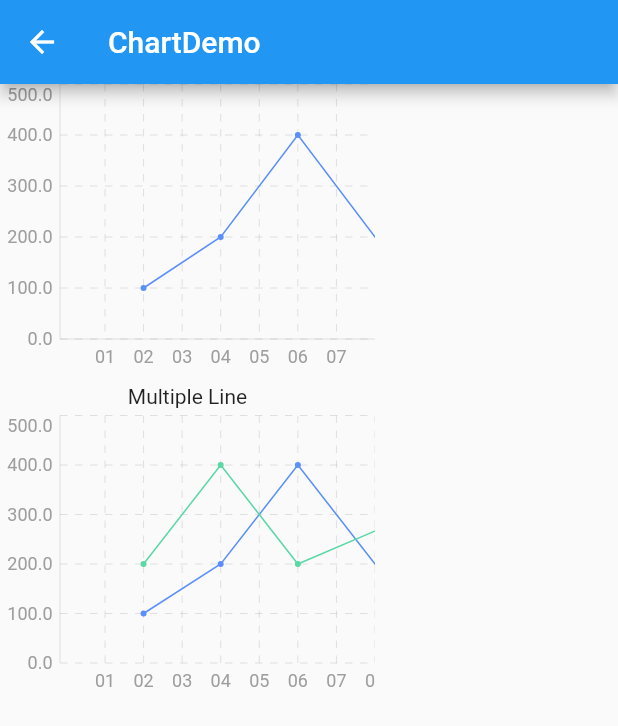
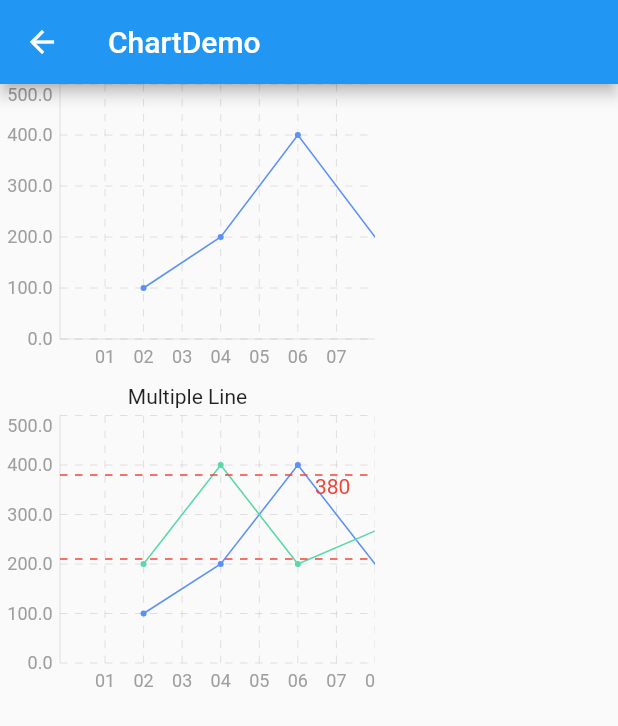
Before and after one commit to JDongKhan/flutter_chart, a Flutter app: the screen it shows after launch, after a tap on "Line", on a phone screen of 412 x 824 dp. Shown: the top 726 px of the screen. Run offline on Flutter 3.47's test engine with Material 2 defaults, Android fonts, the phone set to English and light mode, and no system bars.

Commit message:
支持标注能力

```diff
--- a/example/lib/page/line_demo_page.dart
+++ b/example/lib/page/line_demo_page.dart
@@ -50,6 +50,7 @@ class LineChartDemoPage extends StatelessWidget {
             child: ChartWidget(
               builder: (controller) => LineBarChartCoordinateRender(
                 zoom: true,
+                crossHair: const CrossHairStyle(adjustHorizontal: true, adjustVertical: true),
                 margin: const EdgeInsets.only(left: 40, top: 0, right: 0, bottom: 30),
                 //提示的文案信息
                 tooltipFormatter: (item) => TextSpan(
@@ -75,14 +76,20 @@ class LineChartDemoPage extends StatelessWidget {
             ),
           ),
           const Text('Multiple Line'),
-          Container(
+          SizedBox(
             // color: Colors.yellow,
             height: 200,
             width: 250,
             child: ChartWidget(
               builder: (controller) => LineBarChartCoordinateRender(
+                foregroundAnnotations: [
+                  LimitAnnotation(limit: 380),
+                  LimitAnnotation(limit: 210),
+                  LabelAnnotation(positions: [7, 380], text: '380'),
+                ],
                 margin: const EdgeInsets.only(left: 40, top: 5, right: 0, bottom: 30),
                 //提示的文案信息
+                crossHair: const CrossHairStyle(adjustHorizontal: true, adjustVertical: true),
                 tooltipFormatter: (item) => TextSpan(
                   text: '${item['value1']}',
                   style: const TextStyle(
--- a/lib/flutter_chart.dart
+++ b/lib/flutter_chart.dart
@@ -1,5 +1,10 @@
 library flutter_chart;
 
+export 'src/annotation/annotation.dart';
+export 'src/annotation/label_annotation.dart';
+export 'src/annotation/limit_annotation.dart';
+export 'src/base/chart_controller.dart';
+export 'src/base/chart_coordinate_render.dart';
 export 'src/line_bar/bar.dart';
 export 'src/line_bar/line.dart';
 export 'src/line_bar/line_bar_chart_coordinate_render.dart';
--- /dev/null
+++ b/lib/src/annotation/annotation.dart
@@ -0,0 +1,3 @@
+import '../../flutter_chart.dart';
+
+abstract class Annotation<T> extends ChartRender<T> {}
--- /dev/null
+++ b/lib/src/annotation/label_annotation.dart
@@ -0,0 +1,39 @@
+import 'package:flutter/material.dart';
+
+import '../../flutter_chart.dart';
+
+class LabelAnnotation<T> extends Annotation<T> {
+  final List<num> positions;
+  final TextStyle textStyle;
+  final String text;
+  LabelAnnotation({
+    required this.positions,
+    required this.text,
+    this.textStyle = const TextStyle(color: Colors.red),
+  });
+  @override
+  void draw() {
+    if (coordinateChart is LineBarChartCoordinateRender) {
+      LineBarChartCoordinateRender chart = coordinateChart as LineBarChartCoordinateRender;
+      num xPo = positions[0];
+      num yPo = positions[1];
+      double itemWidth = xPo * chart.xAxis.density!;
+      double itemHeight = yPo * chart.yAxis.density!;
+      Offset offset = Offset(chart.padding.left + itemWidth, chart.contentRect.bottom - itemHeight);
+
+      TextPainter textPainter = TextPainter(
+        textAlign: TextAlign.center,
+        text: TextSpan(
+          text: text,
+          style: textStyle,
+        ),
+        textDirection: TextDirection.ltr,
+      )
+        ..layout(
+          minWidth: 0,
+          maxWidth: chart.size.width,
+        )
+        ..paint(chart.canvas, offset);
+    }
+  }
+}
--- /dev/null
+++ b/lib/src/annotation/limit_annotation.dart
@@ -0,0 +1,40 @@
+import 'package:flutter/material.dart';
+
+import '../../flutter_chart.dart';
+import '../widget/dash_painter.dart';
+
+typedef AnnotationPosition<T> = num Function(T);
+
+class LimitAnnotation<T> extends Annotation<T> {
+  final num limit;
+  final DashPainter? dashPainter;
+  final Color color;
+  final double strokeWidth;
+  LimitAnnotation({
+    required this.limit,
+    this.dashPainter,
+    this.color = Colors.red,
+    this.strokeWidth = 1,
+  });
+  @override
+  void draw() {
+    if (coordinateChart is LineBarChartCoordinateRender) {
+      LineBarChartCoordinateRender chart = coordinateChart as LineBarChartCoordinateRender;
+      num po = limit;
+      double itemHeight = po * chart.yAxis.density!;
+      Offset start = Offset(chart.padding.left, chart.contentRect.bottom - itemHeight);
+      Offset end = Offset(chart.size.width - chart.padding.right, chart.contentRect.bottom - itemHeight);
+
+      Paint paint = Paint()
+        ..color = color
+        ..style = PaintingStyle.stroke
+        ..strokeWidth = strokeWidth;
+
+      Path path = Path()
+        ..moveTo(start.dx, start.dy)
+        ..lineTo(end.dx, end.dy);
+      DashPainter painter = dashPainter ?? const DashPainter(span: 5, step: 5);
+      painter.paint(chart.canvas, path, paint);
+    }
+  }
+}
--- a/lib/src/base/chart_coordinate_render.dart
+++ b/lib/src/base/chart_coordinate_render.dart
@@ -1,5 +1,6 @@
 import 'package:flutter/material.dart';
 
+import '../annotation/annotation.dart';
 import '../widget/chart_widget.dart';
 import 'chart_controller.dart';
 
@@ -25,17 +26,22 @@ class CrossHairStyle {
   final bool horizontalShow;
   final bool verticalShow;
   final double strokeWidth;
+  //自动调整水平方向位置
+  final bool adjustHorizontal;
+  //自动调整垂直方向位置
+  final bool adjustVertical;
   const CrossHairStyle({
     this.color = Colors.blue,
     this.horizontalShow = true,
     this.verticalShow = true,
     this.strokeWidth = 0.5,
+    this.adjustHorizontal = false,
+    this.adjustVertical = false,
   });
 }
 
 typedef ChartPosition<T> = num Function(T);
 typedef ChartTooltipFormatter<T> = InlineSpan Function(T);
-typedef AnnotationsCreater = void Function(ChartCoordinateRender render);
 
 //渲染器， 每次刷新会重新构造，切忌不要存放状态数据，数据都在controller里面
 abstract class ChartCoordinateRender<T> {
@@ -60,8 +66,8 @@ abstract class ChartCoordinateRender<T> {
   //十字准星样式
   final CrossHairStyle crossHair;
 
-  final List<AnnotationsCreater>? backgroundAnnotations;
-  final List<AnnotationsCreater>? foregroundAnnotations;
+  final List<Annotation>? backgroundAnnotations;
+  final List<Annotation>? foregroundAnnotations;
 
   ChartCoordinateRender({
     required this.margin,
@@ -76,7 +82,7 @@ abstract class ChartCoordinateRender<T> {
     this.backgroundAnnotations,
     this.foregroundAnnotations,
     this.crossHair = const CrossHairStyle(),
-  }) : content = EdgeInsets.fromLTRB(margin.left + padding.left, margin.top + padding.top, margin.right + padding.right, margin.bottom + padding.bottom);
+  }) : contentPadding = EdgeInsets.fromLTRB(margin.left + padding.left, margin.top + padding.top, margin.right + padding.right, margin.bottom + padding.bottom);
 
   //画布
   late Canvas canvas;
@@ -84,12 +90,13 @@ abstract class ChartCoordinateRender<T> {
   late Size size;
 
   //图形内容的边距信息
-  EdgeInsets content;
+  EdgeInsets contentPadding;
+  Rect get contentRect => Rect.fromLTRB(contentPadding.left, contentPadding.top, size.width - contentPadding.left, size.height - contentPadding.bottom);
 
   void init(Canvas canvas, Size size) {
     this.canvas = canvas;
     this.size = size;
-    chartRender.coordinateChart = this;
+    chartRender.init(this);
   }
 
   void scroll(Offset offset);
@@ -98,15 +105,14 @@ abstract class ChartCoordinateRender<T> {
 }
 
 abstract class ChartRender<T> {
-  final bool adjustHorizontal;
-  final bool adjustVertical;
-  ChartRender({
-    this.adjustHorizontal = false,
-    this.adjustVertical = false,
-  });
-
+  ChartRender();
   //坐标系
   late ChartCoordinateRender<T> coordinateChart;
 
-  void draw(List<T> data);
+  //初始化
+  void init(ChartCoordinateRender<T> coordinateChart) {
+    this.coordinateChart = coordinateChart;
+  }
+
+  void draw();
 }
--- a/lib/src/line_bar/line.dart
+++ b/lib/src/line_bar/line.dart
@@ -17,13 +17,12 @@ class Line<T> extends ChartRender<T> {
     this.colors = colors10,
     this.dotRadius = 2,
     this.strokeWidth = 1,
-    super.adjustVertical = true,
-    super.adjustHorizontal = true,
   });
 
   @override
-  void draw(List<T> data) {
+  void draw() {
     LineBarChartCoordinateRender<T> chart = coordinateChart as LineBarChartCoordinateRender<T>;
+    List<T> data = chart.data;
     Offset offset = chart.controller!.offset;
     List<ChartShape> shapeList = [];
     //线
@@ -38,10 +37,10 @@ class Line<T> extends ChartRender<T> {
 
     int index = 0;
     //offset.dx 滚动偏移  (src.zoom - 1) * (src.size.width / 2) 缩放
-    double left = chart.content.left - offset.dx - (chart.controller!.zoom - 1) * (chart.size.width / 2);
-    double right = chart.size.width - chart.content.right;
-    double top = chart.content.top;
-    double bottom = chart.size.height - chart.content.bottom;
+    double left = chart.contentPadding.left - offset.dx - (chart.controller!.zoom - 1) * (chart.size.width / 2);
+    double right = chart.size.width - chart.contentPadding.right;
+    double top = chart.contentPadding.top;
+    double bottom = chart.size.height - chart.contentPadding.bottom;
     Map<int, Path> pathMap = {};
     ChartShape? lastShape;
     //遍历数据
--- a/lib/src/line_bar/line_bar_chart_coordinate_render.dart
+++ b/lib/src/line_bar/line_bar_chart_coordinate_render.dart
@@ -55,7 +55,6 @@ class LineBarChartCoordinateRender<T> extends ChartCoordinateRender<T> {
   final Color lineColor;
   final YAxis yAxis;
   final XAxis xAxis;
-
   LineBarChartCoordinateRender({
     required super.data,
     super.margin = const EdgeInsets.only(left: 30, top: 0, right: 0, bottom: 30),
@@ -83,7 +82,7 @@ class LineBarChartCoordinateRender<T> extends ChartCoordinateRender<T> {
     double height = size.height;
     //每格的宽度，用于控制一屏最多显示个数
     int count = xAxis.count;
-    double density = (width - content.horizontal) / count;
+    double density = (width - contentPadding.horizontal) / count;
     //x轴密度 即1 value 等于多少尺寸
     xAxis.density = density * controller!.zoom;
 
@@ -106,7 +105,7 @@ class LineBarChartCoordinateRender<T> extends ChartCoordinateRender<T> {
     canvas.clipRect(Rect.fromLTWH(margin.left, margin.top, size.width - margin.left - margin.right, size.height));
     _drawXAxis(canvas, size);
     _drawBackgroundAnnotations(canvas, size);
-    chartRender.draw(data);
+    chartRender.draw();
     _drawTooltip(canvas, size);
     _drawCrosshair(canvas, size);
     _drawForegroundAnnotations(canvas, size);
@@ -188,7 +187,7 @@ class LineBarChartCoordinateRender<T> extends ChartCoordinateRender<T> {
     for (int i = 0; i < count; i++) {
       String text = xAxis.formatter?.call(i) ?? '$i';
 
-      double left = content.left + density * i - controller!.offset.dx - (controller!.zoom - 1) * (size.width / 2);
+      double left = contentPadding.left + density * i - controller!.offset.dx - (controller!.zoom - 1) * (size.width / 2);
       _drawXTextPaint(canvas, text, size, left);
       // if (i == dreamXAxisCount - 1) {
       //   _drawXTextPaint(canvas, '${i + 1}', size,
@@ -260,10 +259,10 @@ class LineBarChartCoordinateRender<T> extends ChartCoordinateRender<T> {
         }
       }
     }
-    if (chartRender.adjustVertical) {
+    if (crossHair.adjustVertical) {
       anchor = Offset(anchor.dx, top ?? anchor.dy);
     }
-    if (chartRender.adjustHorizontal) {
+    if (crossHair.adjustHorizontal) {
       anchor = Offset(left ?? anchor.dx, anchor.dy);
     }
 
@@ -394,14 +393,16 @@ class LineBarChartCoordinateRender<T> extends ChartCoordinateRender<T> {
   //背景
   void _drawBackgroundAnnotations(Canvas canvas, Size size) {
     backgroundAnnotations?.forEach((element) {
-      element.call(this);
+      element.init(this);
+      element.draw();
     });
   }
 
   //前景
   void _drawForegroundAnnotations(Canvas canvas, Size size) {
     foregroundAnnotations?.forEach((element) {
-      element.call(this);
+      element.init(this);
+      element.draw();
     });
   }
 }
--- a/lib/src/pie/pie.dart
+++ b/lib/src/pie/pie.dart
@@ -48,8 +48,9 @@ class Pie<T> extends ChartRender<T> {
     this.direction = RotateDirection.forward,
   });
   @override
-  void draw(List<T> data) {
+  void draw() {
     PieChartCoordinateRender<T> chart = coordinateChart as PieChartCoordinateRender<T>;
+    List<T> data = chart.data;
     Canvas canvas = chart.canvas;
     Offset center = chart.center;
     double radius = chart.radius;
```
Also changed, not shown: lib/src/line_bar/bar.dart (+17 -15 lines), lib/src/pie/pie_chart_coordinate_render.dart (+7 -5 lines), 1 other file.
